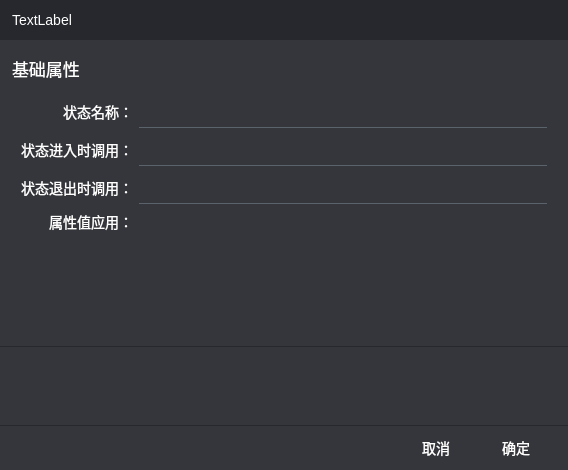
First picture: the form in editor/dialogs/basepropertyeditdlg.ui, repository daonvshu/qtaskmachine, before the edit.
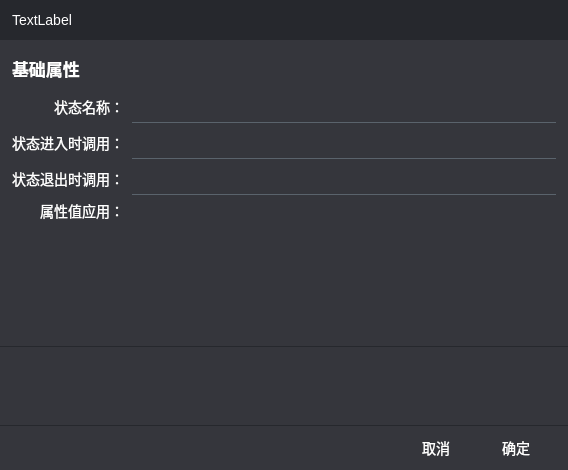
Second picture: the form after the edit. Icons and pictures are not drawn.

Patch:
```diff
--- a/editor/dialogs/basepropertyeditdlg.ui
+++ b/editor/dialogs/basepropertyeditdlg.ui
@@ -162,7 +162,7 @@
       <item>
        <widget class="QLabel" name="label">
         <property name="styleSheet">
-         <string notr="true">font-size:17px;</string>
+         <string notr="true">font-size:17px;font-weight:bold;</string>
         </property>
         <property name="text">
          <string>基础属性</string>
@@ -189,6 +189,24 @@
 }</string>
         </property>
         <layout class="QGridLayout" name="layout_2">
+         <property name="leftMargin">
+          <number>0</number>
+         </property>
+         <property name="topMargin">
+          <number>4</number>
+         </property>
+         <property name="rightMargin">
+          <number>0</number>
+         </property>
+         <property name="bottomMargin">
+          <number>4</number>
+         </property>
+         <property name="horizontalSpacing">
+          <number>8</number>
+         </property>
+         <property name="verticalSpacing">
+          <number>4</number>
+         </property>
          <item row="0" column="1">
           <widget class="QLineEdit" name="input_name">
            <property name="minimumSize">
```
